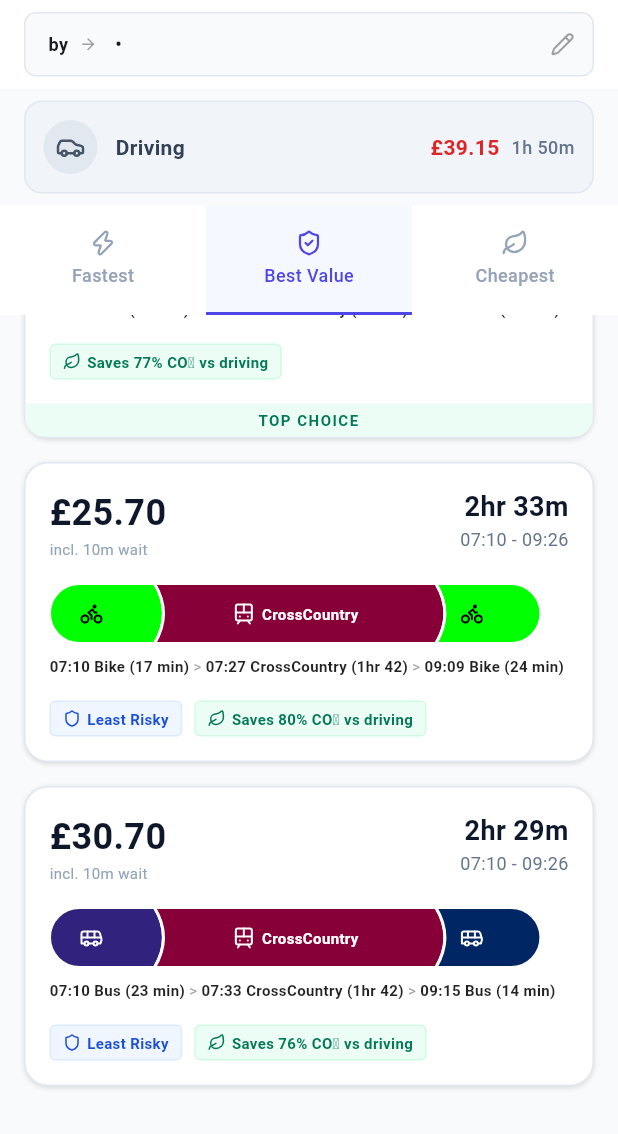
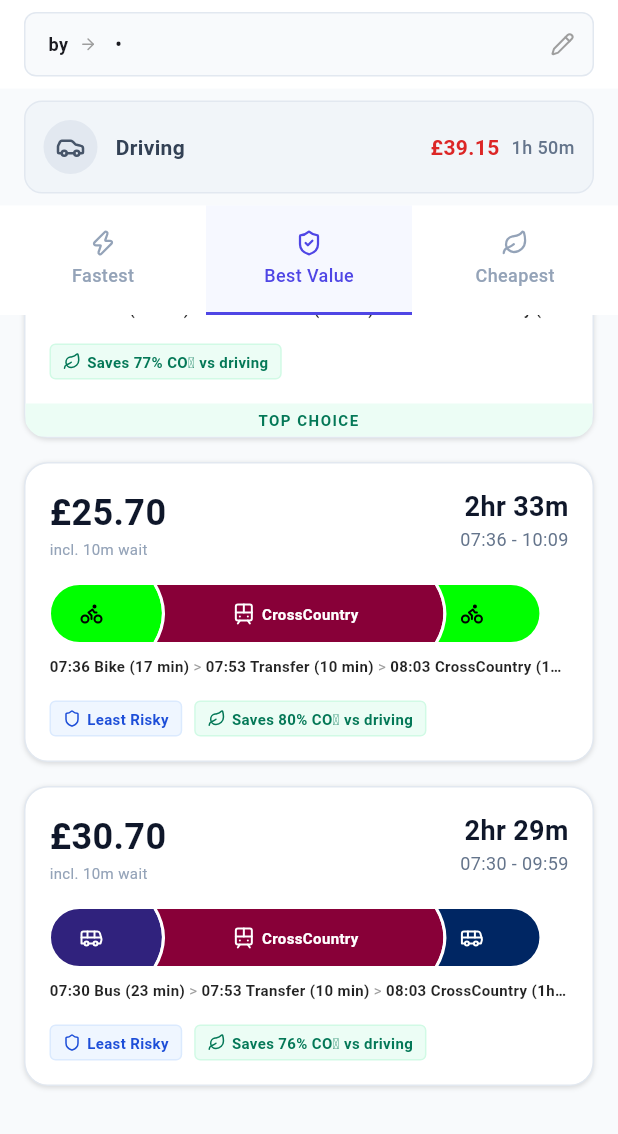
Before and after one commit to isaacw123434/Apptest, a Flutter app: the SummaryPage screen opened directly with empty values, scrolled down 156 dp, on a phone screen of 412 x 824 dp, the part 102-1236 px from its top. Run offline on Flutter 3.47's test engine with Material 3 defaults, Android fonts, the phone set to English and light mode, and no system bars; our stand-ins replace flutter_map, latlong2, lucide_icons.

Commit message:
Anchor Leeds-Loughborough train time to 08:03 AM and update timeline logic
Co-authored-by: isaacw123434 <188620241+isaacw123434@users.noreply.github.com>

```diff
--- a/client/lib/screens/summary_page.dart
+++ b/client/lib/screens/summary_page.dart
@@ -684,9 +684,14 @@ class _SummaryPageState extends State<SummaryPage> {
                                   color: Color(0xFF0F172A), // Slate 900
                                 ),
                               ),
-                              Text(
-                                '07:10 - 09:26', // Mock logic for time range
-                                style: const TextStyle(fontSize: 12, color: Color(0xFF64748B)),
+                              Builder(
+                                builder: (context) {
+                                  final times = _calculateJourneyTimes(result);
+                                  return Text(
+                                    '${_formatTime(times['start']!)} - ${_formatTime(times['end']!)}',
+                                    style: const TextStyle(fontSize: 12, color: Color(0xFF64748B)),
+                                  );
+                                }
                               ),
                             ],
                           ),
@@ -925,6 +930,17 @@ class _SummaryPageState extends State<SummaryPage> {
     List<Segment> allSegments = [];
     allSegments.addAll(result.leg1.segments);
 
+    // Add buffer segment
+    if (result.buffer > 0) {
+      allSegments.add(Segment(
+        mode: 'wait',
+        label: 'Transfer',
+        lineColor: '#000000',
+        iconId: '',
+        time: result.buffer,
+      ));
+    }
+
     if (_mainLeg != null) {
       allSegments.addAll(_mainLeg!.segments);
     } else {
@@ -939,21 +955,8 @@ class _SummaryPageState extends State<SummaryPage> {
 
     allSegments.addAll(result.leg3.segments);
 
-    TimeOfDay startTime;
-    try {
-      final parts = widget.time.split(':');
-      startTime = TimeOfDay(hour: int.parse(parts[0]), minute: int.parse(parts[1]));
-    } catch (e) {
-      startTime = const TimeOfDay(hour: 7, minute: 10);
-    }
-
-    if (widget.timeType.toLowerCase().contains('arrive')) {
-      int totalMinutes = allSegments.fold(0, (sum, seg) => sum + seg.time);
-      int totalStartMinutes = startTime.hour * 60 + startTime.minute - totalMinutes;
-      // Handle negative wraparound (previous day)
-      if (totalStartMinutes < 0) totalStartMinutes += 24 * 60;
-      startTime = TimeOfDay(hour: (totalStartMinutes ~/ 60) % 24, minute: totalStartMinutes % 60);
-    }
+    // Calculate start time based on 8:03 AM Main Leg Departure logic
+    TimeOfDay startTime = _calculateJourneyTimes(result)['start']!;
 
     List<InlineSpan> spans = [];
     int currentMinutes = startTime.hour * 60 + startTime.minute;
@@ -993,4 +996,31 @@ class _SummaryPageState extends State<SummaryPage> {
     );
   }
 
+  Map<String, TimeOfDay> _calculateJourneyTimes(JourneyResult result) {
+    // Main Leg Departure = 8:03 AM (483 minutes)
+    final int mainLegDepartMinutes = 8 * 60 + 3;
+    final int startMinutes = mainLegDepartMinutes - result.buffer - result.leg1.time;
+    // End Time = Start + Duration
+    final int endMinutes = startMinutes + result.time;
+
+    return {
+      'start': _minutesToTimeOfDay(startMinutes),
+      'end': _minutesToTimeOfDay(endMinutes),
+    };
+  }
+
+  TimeOfDay _minutesToTimeOfDay(int totalMinutes) {
+    // Handle wraparound
+    totalMinutes = totalMinutes % (24 * 60);
+    if (totalMinutes < 0) totalMinutes += 24 * 60;
+
+    return TimeOfDay(
+      hour: totalMinutes ~/ 60,
+      minute: totalMinutes % 60,
+    );
+  }
+
+  String _formatTime(TimeOfDay time) {
+    return '${time.hour.toString().padLeft(2, '0')}:${time.minute.toString().padLeft(2, '0')}';
+  }
 }
```
